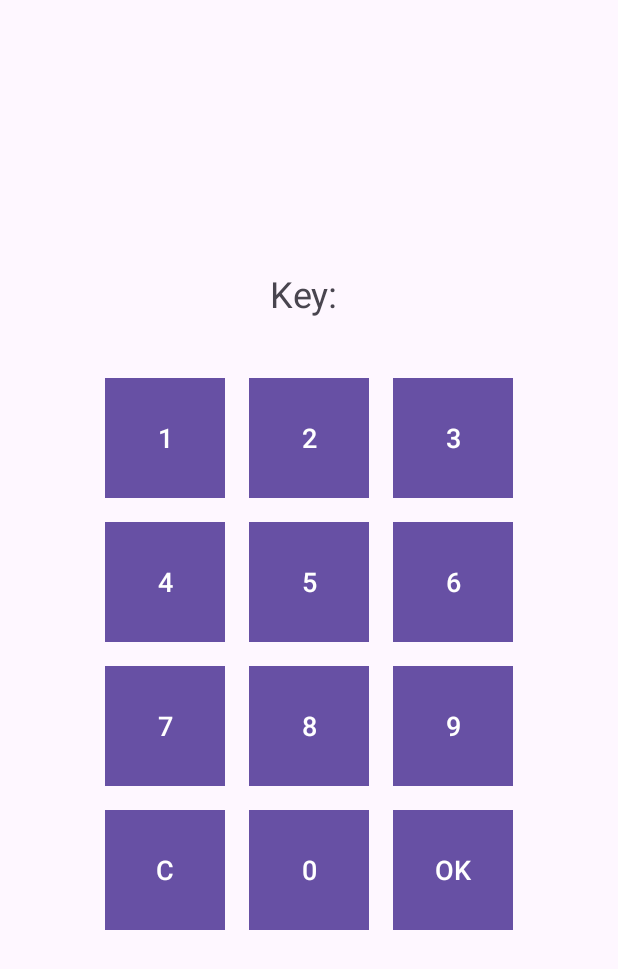
After one commit to NicoxMelia/LC-Challenge, an Android app: the KeyboardActivity screen opened directly, with no data from a screen before it, on a phone screen of 412 x 824 dp. The commit adds this screen. Shown: the top 969 px of the screen. Run offline under Robolectric (Android 15) with nearby library versions, the phone set to English and light mode, and no system bars.

Commit message:
stable keyboard

```diff
--- a/alarmKeyboard/app/build.gradle.kts
+++ b/alarmKeyboard/app/build.gradle.kts
@@ -8,7 +8,7 @@ android {
 
     defaultConfig {
         applicationId = "com.example.alarmkeyboard"
-        minSdk = 26
+        minSdk = 34
         targetSdk = 34
         versionCode = 1
         versionName = "1.0"
--- /dev/null
+++ b/alarmKeyboard/app/src/main/java/com/example/alarmkeyboard/KeyboardActivity.java
@@ -0,0 +1,72 @@
+package com.example.alarmkeyboard;
+
+import android.bluetooth.BluetoothAdapter;
+import android.bluetooth.BluetoothManager;
+import android.os.Bundle;
+import android.view.View;
+import android.widget.Button;
+import android.widget.TextView;
+import android.widget.Toast;
+
+import androidx.activity.EdgeToEdge;
+import androidx.appcompat.app.AppCompatActivity;
+import androidx.core.graphics.Insets;
+import androidx.core.view.ViewCompat;
+import androidx.core.view.WindowInsetsCompat;
+
+public class KeyboardActivity extends AppCompatActivity {
+
+    private String key = "";
+    private TextView txtKey;
+    private int[] keyboard;
+    private Button btnClear, btnOk;
+
+    @Override
+    protected void onCreate(Bundle savedInstanceState) {
+        super.onCreate(savedInstanceState);
+        EdgeToEdge.enable(this);
+        setContentView(R.layout.activity_keyboard);
+        ViewCompat.setOnApplyWindowInsetsListener(findViewById(R.id.main), (v, insets) -> {
+            Insets systemBars = insets.getInsets(WindowInsetsCompat.Type.systemBars());
+            v.setPadding(systemBars.left, systemBars.top, systemBars.right, systemBars.bottom);
+            return insets;
+        });
+
+        txtKey = findViewById(R.id.txtKey);
+        btnOk = findViewById(R.id.btn_submit);
+        keyboard = new int[]{
+                R.id.btn_0, R.id.btn_1, R.id.btn_2,
+                R.id.btn_3, R.id.btn_4, R.id.btn_5,
+                R.id.btn_6, R.id.btn_7, R.id.btn_8,
+                R.id.btn_9
+        };
+
+        for(int btn : keyboard){
+            Button aux = findViewById(btn);
+            aux.setOnClickListener(new View.OnClickListener() {
+                @Override
+                public void onClick(View v) {
+                    key += ((Button) v).getText().toString();
+                    txtKey.setText("Key: " + key);
+                }
+            });
+        }
+
+        btnClear = findViewById(R.id.btn_clear);
+        btnClear.setOnClickListener(new View.OnClickListener() {
+            @Override
+            public void onClick(View v) {
+                key = "";
+                txtKey.setText("Key: " + key);
+            }
+        });
+
+        btnOk.setOnClickListener(new View.OnClickListener() {
+            @Override
+            public void onClick(View v) {
+                //send Key to arduino
+            }
+        });
+
+    }
+}
--- /dev/null
+++ b/alarmKeyboard/app/src/main/res/layout/activity_keyboard.xml
@@ -0,0 +1,87 @@
+<?xml version="1.0" encoding="utf-8"?>
+<LinearLayout xmlns:android="http://schemas.android.com/apk/res/android"
+    android:id="@+id/main"
+    android:layout_width="match_parent"
+    android:layout_height="match_parent"
+    android:gravity="center"
+    android:orientation="vertical">
+
+    <TextView
+        android:id="@+id/txtKey"
+        android:layout_width="wrap_content"
+        android:layout_height="wrap_content"
+        android:layout_marginBottom="16dp"
+        android:text="Key: "
+        android:textSize="24sp" />
+
+    <GridLayout
+        android:layout_width="wrap_content"
+        android:layout_height="wrap_content"
+        android:layout_gravity="center"
+        android:columnCount="3"
+        android:padding="16dp"
+        android:rowCount="4">
+
+        <!-- Botones 1 a 9 -->
+        <Button
+            android:id="@+id/btn_1"
+            style="@style/KeyButton"
+            android:text="1" />
+
+        <Button
+            android:id="@+id/btn_2"
+            style="@style/KeyButton"
+            android:text="2" />
+
+        <Button
+            android:id="@+id/btn_3"
+            style="@style/KeyButton"
+            android:text="3" />
+
+        <Button
+            android:id="@+id/btn_4"
+            style="@style/KeyButton"
+            android:text="4" />
+
+        <Button
+            android:id="@+id/btn_5"
+            style="@style/KeyButton"
+            android:text="5" />
+
+        <Button
+            android:id="@+id/btn_6"
+            style="@style/KeyButton"
+            android:text="6" />
+
+        <Button
+            android:id="@+id/btn_7"
+            style="@style/KeyButton"
+            android:text="7" />
+
+        <Button
+            android:id="@+id/btn_8"
+            style="@style/KeyButton"
+            android:text="8" />
+
+        <Button
+            android:id="@+id/btn_9"
+            style="@style/KeyButton"
+            android:text="9" />
+
+        <!-- Botones 0, Borrar -->
+        <Button
+            android:id="@+id/btn_clear"
+            style="@style/KeyButton"
+            android:text="C" />
+
+        <Button
+            android:id="@+id/btn_0"
+            style="@style/KeyButton"
+            android:text="0" />
+
+        <Button
+            android:id="@+id/btn_submit"
+            style="@style/KeyButton"
+            android:text="OK" />
+    </GridLayout>
+</LinearLayout>
```
Also changed, not shown: alarmKeyboard/app/src/main/AndroidManifest.xml (+8 -0 lines), alarmKeyboard/app/src/main/java/com/example/alarmkeyboard/MainActivity.java (+86 -36 lines), alarmKeyboard/app/src/main/res/layout/activity_main.xml (+1 -81 lines), 1 other file.
